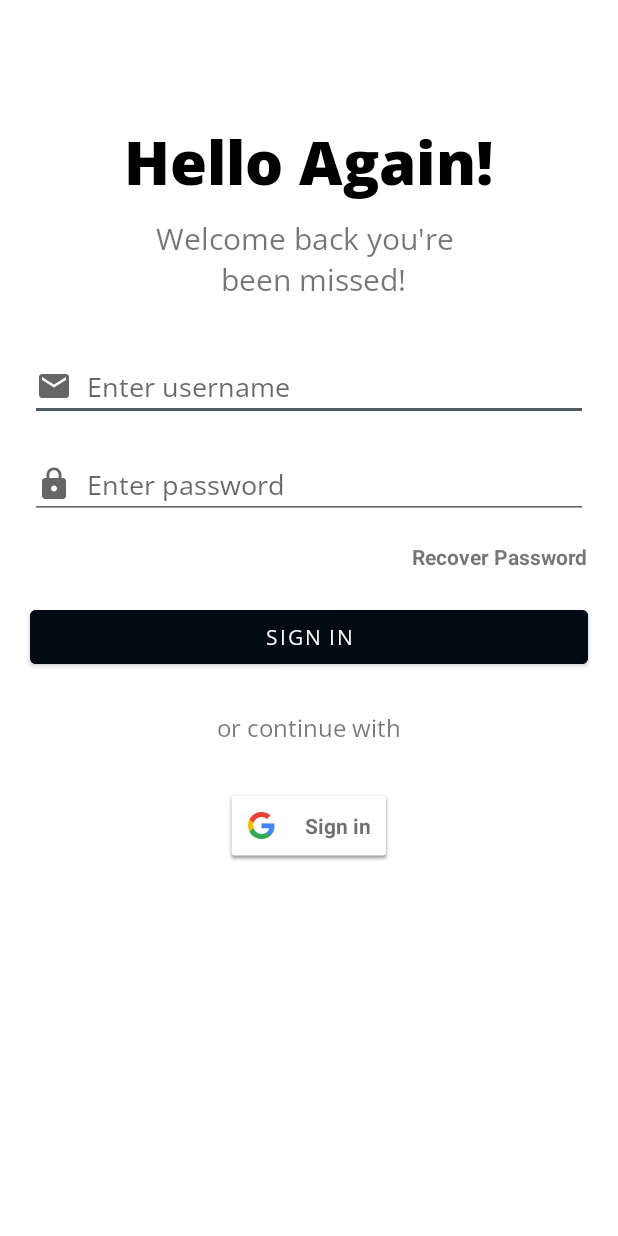
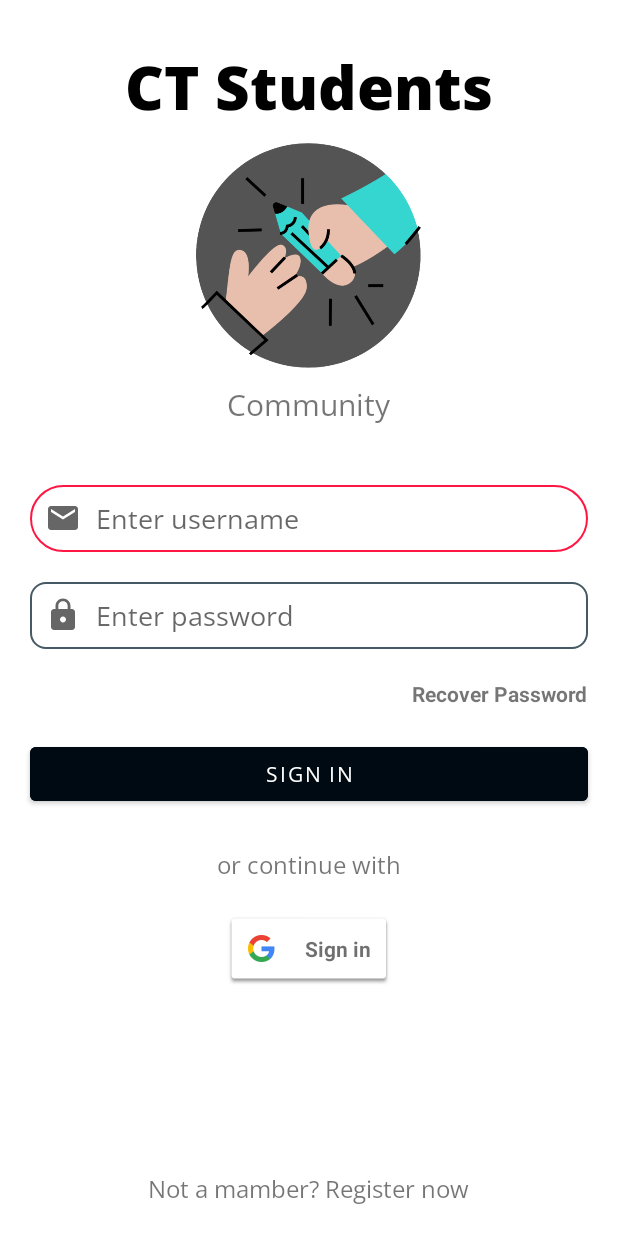
Before and after one commit to Being01Amit/CT_Students, an Android app: the screen it shows after launch (SignActivity), on a phone screen of 412 x 824 dp. Run offline under Robolectric (Android 15) with nearby library versions, the light colour scheme and no system bars.

Commit message:
0.0.3 "Adding Functionality to Google SignIn"

```diff
--- a/app/build.gradle
+++ b/app/build.gradle
@@ -49,6 +49,7 @@
     implementation 'androidx.lifecycle:lifecycle-viewmodel-ktx:2.3.1'
     implementation 'com.google.firebase:firebase-auth:21.0.3'
     implementation 'com.google.firebase:firebase-auth-ktx:21.0.3'
+    implementation 'com.google.android.gms:play-services-auth:19.0.0'
     testImplementation 'junit:junit:4.13.2'
     androidTestImplementation 'androidx.test.ext:junit:1.1.3'
     androidTestImplementation 'androidx.test.espresso:espresso-core:3.4.0'
--- a/app/src/main/AndroidManifest.xml
+++ b/app/src/main/AndroidManifest.xml
@@ -1,6 +1,7 @@
 <?xml version="1.0" encoding="utf-8"?>
 <manifest xmlns:android="http://schemas.android.com/apk/res/android"
     package="com.example.ctstudents">
+    <uses-permission android:name="android.permission.INTERNET"/>
 
     <application
         android:allowBackup="true"
--- a/app/src/main/java/com/example/ctstudents/SignActivity.kt
+++ b/app/src/main/java/com/example/ctstudents/SignActivity.kt
@@ -2,10 +2,28 @@
 
 import androidx.appcompat.app.AppCompatActivity
 import android.os.Bundle
+import com.google.android.gms.auth.api.signin.GoogleSignIn
+import com.google.android.gms.auth.api.signin.GoogleSignInOptions
+import com.google.android.gms.common.SignInButton
 
 class SignActivity : AppCompatActivity() {
     override fun onCreate(savedInstanceState: Bundle?) {
         super.onCreate(savedInstanceState)
         setContentView(R.layout.activity_sign)
+
+
+        val gso = GoogleSignInOptions.Builder(GoogleSignInOptions.DEFAULT_SIGN_IN)
+            .requestEmail()
+            .build()
+
+        // Build a GoogleSignInClient with the options specified by gso.
+        var mGoogleSignInClient = GoogleSignIn.getClient(this, gso);
+
+        // Set the dimensions of the sign-in button.
+        // Set the dimensions of the sign-in button.
+        val signInButton = findViewById<SignInButton>(R.id.sign_in_button)
+        signInButton.setSize(SignInButton.SIZE_STANDARD)
+
+
     }
 }
--- a/app/src/main/res/drawable/custom_input.xml
+++ b/app/src/main/res/drawable/custom_input.xml
@@ -1,4 +1,33 @@
 <?xml version="1.0" encoding="utf-8"?>
 <selector xmlns:android="http://schemas.android.com/apk/res/android">
 
+    <item
+        android:state_enabled="true"
+        android:state_focused="true">
+
+        <shape
+            android:shape="rectangle">
+            <solid android:color="@android:color/white"/>
+            <corners android:radius="25dp"/>
+            <stroke android:color="@color/MainTheme"
+                    android:width="1dp"
+                />
+        </shape>
+    </item>
+
+    <item
+        android:state_enabled="true">
+
+        <shape
+            android:shape="rectangle">
+            <solid android:color="@android:color/white"/>
+            <corners android:radius="10dp"/>
+            <stroke android:color="@color/blueGray"
+                android:width="1dp"
+                />
+        </shape>
+    </item>
+
+
+
 </selector>
--- a/app/src/main/res/layout/activity_sign.xml
+++ b/app/src/main/res/layout/activity_sign.xml
@@ -11,38 +11,48 @@
         android:id="@+id/txtHeading1"
         android:layout_width="wrap_content"
         android:layout_height="wrap_content"
+        android:layout_centerHorizontal="true"
+        android:fontFamily="@font/opensans_extrabold"
         android:text="@string/Heading1"
-        android:layout_centerHorizontal="true"
-        android:layout_marginTop="80dp"
+        android:layout_marginTop="30dp"
+        android:textColor="@color/black"
         android:textSize="40sp"
         android:textStyle="bold"
-        android:fontFamily="@font/opensans_extrabold"
-        android:textColor="@color/black"
 
         />
+    <ImageView
+        android:id="@+id/imgLogo"
+        android:layout_width="150dp"
+        android:layout_height="150dp"
+        android:src="@drawable/ic_logo"
+        android:layout_marginTop="10dp"
+        android:layout_below="@+id/txtHeading1"
+        android:layout_centerHorizontal="true"/>
 
     <TextView
         android:id="@+id/txtHeading2"
         android:layout_width="wrap_content"
         android:layout_height="wrap_content"
-        android:layout_below="@+id/txtHeading1"
+        android:layout_below="@+id/imgLogo"
         android:layout_centerHorizontal="true"
         android:layout_marginTop="10dp"
+        android:fontFamily="@font/sans_font"
+        android:gravity="center"
         android:text="@string/Heading2"
-        android:textSize="20sp"
-        android:gravity="center"
-        android:fontFamily="@font/sans_font"/>
+        android:textSize="20sp" />
 
     <EditText
         android:id="@+id/etSignIn"
         android:layout_width="match_parent"
         android:layout_height="wrap_content"
         android:layout_below="@+id/txtHeading2"
-        android:layout_marginTop="35dp"
+        android:layout_marginTop="40dp"
         android:layout_marginLeft="20dp"
         android:layout_marginRight="20dp"
         android:drawablePadding="10dp"
         android:hint="@string/email"
+        android:padding="10dp"
+        android:background="@drawable/custom_input"
         android:drawableStart="@drawable/ic_email"
         android:autoSizeTextType="uniform"
         android:fontFamily="@font/sans_font"
@@ -60,6 +70,8 @@
         android:layout_marginLeft="20dp"
         android:layout_marginRight="20dp"
         android:drawablePadding="10dp"
+        android:background="@drawable/custom_input"
+        android:padding="10dp"
         android:hint="@string/password"
         android:drawableStart="@drawable/ic_lock"
         android:fontFamily="@font/sans_font"
@@ -68,22 +80,21 @@
         />
 
     <TextView
-        android:id="@+id/txtrecoverPassword"
+        android:id="@+id/txtRecoverPassword"
         android:layout_width="wrap_content"
         android:layout_height="wrap_content"
         android:layout_below="@+id/etPassword"
         android:layout_alignParentRight="true"
+        android:layout_marginTop="20dp"
         android:layout_marginRight="20dp"
         android:text="@string/recoverPassword"
-        android:layout_marginTop="15dp"
-        android:textStyle="bold"
-        />
+        android:textStyle="bold" />
 
     <Button
         android:id="@+id/btnSignIn"
         android:layout_width="match_parent"
         android:layout_height="wrap_content"
-        android:layout_below="@+id/txtrecoverPassword"
+        android:layout_below="@+id/txtRecoverPassword"
         android:layout_marginTop="20dp"
         android:layout_marginRight="20dp"
         android:layout_marginLeft="20dp"
@@ -96,21 +107,35 @@
         android:id="@+id/txtOR"
         android:layout_width="wrap_content"
         android:layout_height="wrap_content"
-        android:text="@string/OR"
         android:layout_below="@+id/btnSignIn"
         android:layout_centerHorizontal="true"
         android:layout_marginTop="25dp"
+        android:fontFamily="@font/sans_font"
+        android:text="@string/OR"
         android:textSize="16sp"
+        />
+
+    <com.google.android.gms.common.SignInButton
+        android:id="@+id/sign_in_button"
+        android:layout_width="wrap_content"
+        android:layout_height="wrap_content"
+        android:layout_below="@+id/txtOR"
+        android:layout_centerHorizontal="true"
+        android:layout_marginTop="20dp"
+        />
+
+
+    <TextView
+        android:id="@+id/txtRegister"
+        android:layout_width="wrap_content"
+        android:layout_height="wrap_content"
+        android:text="@string/Register"
+        android:layout_alignParentBottom="true"
+        android:layout_centerHorizontal="true"
+        android:layout_marginTop="25dp"
+        android:textSize="16sp"
+        android:layout_marginBottom="20dp"
         android:fontFamily="@font/sans_font"
         />
 
-    <com.google.android.gms.common.SignInButton
-        android:id="@+id/btnGoogleSignIn"
-        android:layout_width="wrap_content"
-        android:layout_height="wrap_content"
-        android:layout_below="@+id/txtOR"
-        android:layout_marginTop="29dp"
-        android:layout_centerHorizontal="true"
-        />
-
 </RelativeLayout>
--- a/app/src/main/res/values/strings.xml
+++ b/app/src/main/res/values/strings.xml
@@ -12,13 +12,14 @@
 
     <!--  Sign in resources  -->
 
-    <string name="Heading1">Hello Again!</string>
-    <string name="Heading2">Welcome back you\'re \n been missed!</string>
+    <string name="Heading1">CT Students</string>
+    <string name="Heading2">Community</string>
     <string name="email">Enter username</string>
     <string name="password">Enter password</string>
     <string name="recoverPassword">Recover Password</string>
     <string name="signIn">Sign IN</string>
     <string name="OR">or continue with</string>
+    <string name="Register">Not a mamber? Register now</string>
 
 
 </resources>
```
Also changed, not shown: app/src/main/java/com/example/ctstudents/MainActivity.kt (+8 -2 lines), app/src/main/res/drawable/icon_app.png (added).
